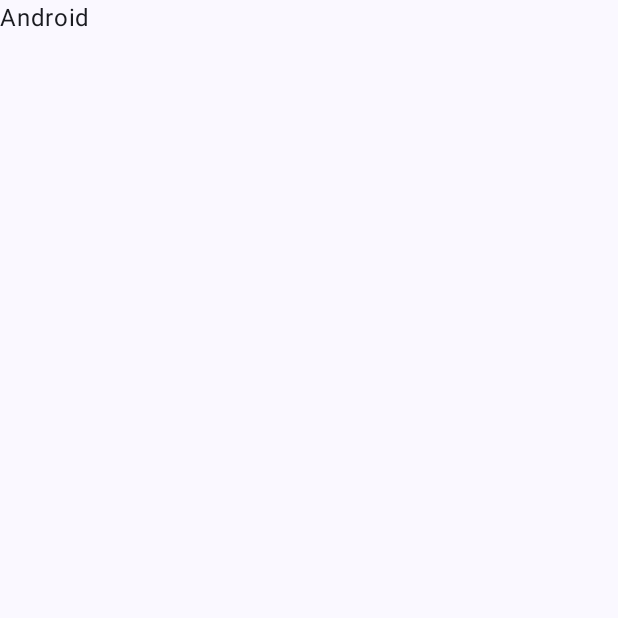
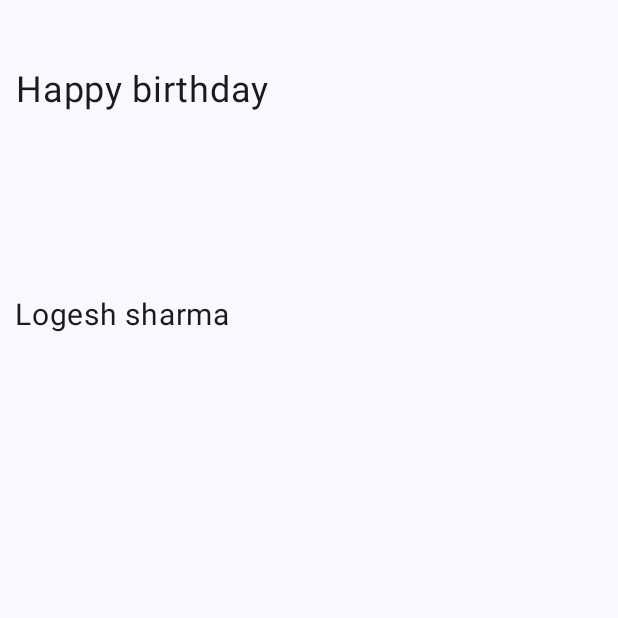
Before and after one commit to Logeshsharma/Android-with-compose, an Android app built with Jetpack Compose: the screen it shows after launch (MainActivity), on a phone screen of 412 x 824 dp, the top half of it. Before the commit the part shown is almost empty. Run offline under Robolectric (Android 15) with nearby library versions, the phone set to English and light mode, and no system bars.

Commit message:
Add Greeting text composable view

```diff
--- a/app/src/main/java/com/example/androidwithcompose/MainActivity.kt
+++ b/app/src/main/java/com/example/androidwithcompose/MainActivity.kt
@@ -4,12 +4,17 @@ import android.os.Bundle
 import androidx.activity.ComponentActivity
 import androidx.activity.compose.setContent
 import androidx.activity.enableEdgeToEdge
+import androidx.compose.foundation.layout.Arrangement
+import androidx.compose.foundation.layout.Column
 import androidx.compose.foundation.layout.fillMaxSize
 import androidx.compose.foundation.layout.padding
-import androidx.compose.material3.Scaffold
+import androidx.compose.material3.Surface
 import androidx.compose.material3.Text
 import androidx.compose.runtime.Composable
 import androidx.compose.ui.Modifier
+import androidx.compose.ui.text.style.TextAlign
+import androidx.compose.ui.unit.dp
+import androidx.compose.ui.unit.sp
 import com.example.androidwithcompose.ui.theme.AndroidwithComposeTheme
 
 class MainActivity : ComponentActivity() {
@@ -18,10 +23,11 @@ class MainActivity : ComponentActivity() {
         enableEdgeToEdge()
         setContent {
             AndroidwithComposeTheme {
-                Scaffold(modifier = Modifier.fillMaxSize()) { innerPadding ->
-                    FirstView(
-                        name = "Android",
-                        modifier = Modifier.padding(innerPadding)
+                Surface(modifier = Modifier.fillMaxSize()) {
+                    GreetingText(
+                        modifier = Modifier.padding(10.dp),
+                        message = "Happy birthday",
+                        name = "Logesh sharma"
                     )
                 }
             }
@@ -30,17 +36,21 @@ class MainActivity : ComponentActivity() {
 }
 
 @Composable
-fun Greeting(name: String, modifier: Modifier = Modifier) {
+fun GreetingText(modifier: Modifier = Modifier, message: String, name: String) {
+    Column(modifier = modifier, verticalArrangement = Arrangement.Top) {
+        Text(
+            text = message, fontSize = 24.sp, lineHeight = 100.sp, textAlign = TextAlign.Center
+        )
+        Text(
+            text = name, fontSize = 20.sp, lineHeight = 200.sp, textAlign = TextAlign.Center
+        )
+    }
+}
+
+
+@Composable
+fun FirstView(name: String, modifier: Modifier) {
     Text(
-        text = "Hello $name!",
-        modifier = modifier
+        text = name, modifier = modifier
     )
 }
-
-@Composable
-fun FirstView(name: String, modifier: Modifier){
-    Text(
-        text = name,
-        modifier = modifier
-    )
-}
```
